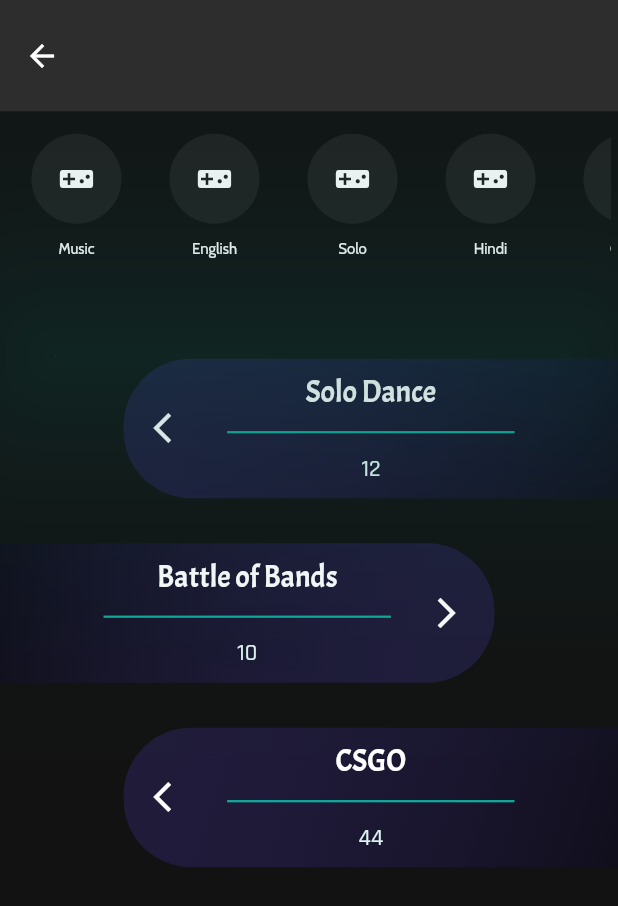
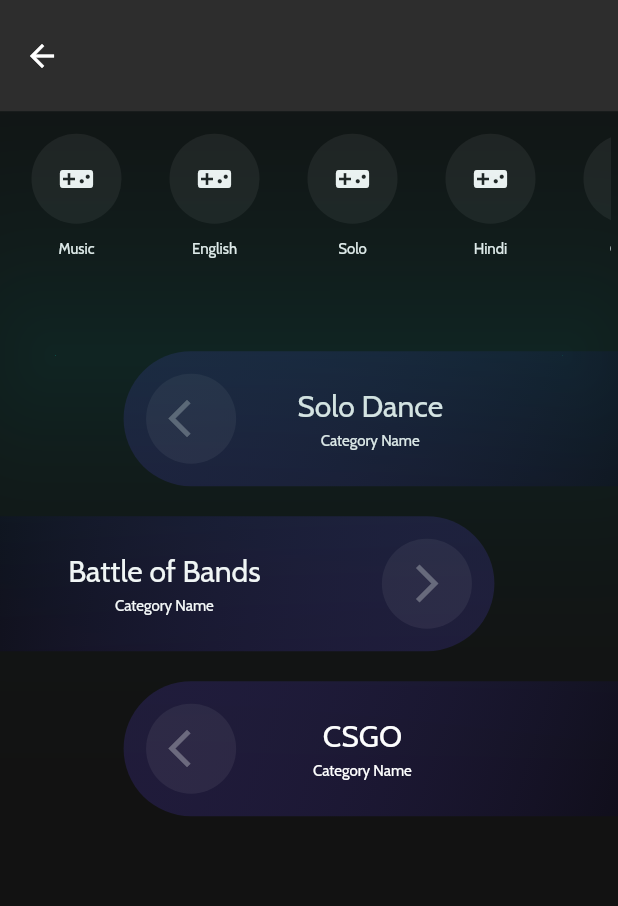
Before and after one commit to sonalika2001/Events-Page, a Flutter app: the screen it shows after launch, on a phone screen of 412 x 824 dp. Shown: the top 906 px of the screen. Run offline on Flutter 3.47's test engine with Material 2 defaults, Android fonts, the phone set to English and light mode, and no system bars.

Commit message:
Updated events button

```diff
--- a/lib/widgets/events_button.dart
+++ b/lib/widgets/events_button.dart
@@ -1,5 +1,4 @@
 import 'package:flutter/material.dart';
-import 'package:events_page/constants.dart';
 
 class EventsButton extends StatefulWidget {
   final String eventName;
@@ -17,52 +16,112 @@ class _EventsButtonState extends State<EventsButton> {
   @override
   Widget build(BuildContext context) {
     return Padding(
-      padding: EdgeInsets.symmetric(vertical: 15),
+      padding: const EdgeInsets.symmetric(vertical: 10),
       child: Container(
         decoration: widget.eventTileStyle,
-        padding: EdgeInsets.symmetric(horizontal: 20),
+        child: Padding(
+          padding: const EdgeInsets.all(15),
           child: Row(
-          mainAxisAlignment: MainAxisAlignment.spaceEvenly,
-          crossAxisAlignment: CrossAxisAlignment.center,
-          children: <Widget>[
-            Icon(
-              widget.align == true ? Icons.arrow_back_ios : null,
-              color: Colors.white,
+            mainAxisAlignment: MainAxisAlignment.spaceBetween,
+            children: [
+              widget.align == true
+                  ? CircleAvatar(
+                      radius: 30,
+                      backgroundColor: Color(0x10ffffff),
+                      child: Icon(
+                        Icons.arrow_back_ios,
+                        color: Colors.white30,
+                        size: 30,
                       ),
-            Expanded(
-              child: Padding(
-                padding:
-                    const EdgeInsets.symmetric(horizontal: 25, vertical: 10),
-                child: Column(
-                  crossAxisAlignment: CrossAxisAlignment.center,
-                  mainAxisAlignment: MainAxisAlignment.center,
-                  children: <Widget>[
+                    )
+                  : SizedBox.shrink(),
+              Column(children: [
                 Text(
                   widget.eventName,
-                      style: kEventTextStyle,
+                  style: TextStyle(fontSize: 20, fontFamily: 'Cabin'),
                 ),
-                    Divider(
-                      color: kElementColor,
-                      height: 28,
-                      thickness: 1.5,
-                      // indent: 0.1 * MediaQuery.of(context).size.width,
-                      // endIndent: 0.08 * MediaQuery.of(context).size.width,
+                SizedBox(
+                  height: 4,
                 ),
                 Text(
-                      widget.eventCategory,
-                      style: kCategoryTextStyle,
+                  "Category Name",
+                  style: TextStyle(fontSize: 10, fontFamily: 'Cabin'),
                 ),
+              ]),
+              SizedBox(
+                width: 20,
+              ),
+              widget.align == true
+                  ? SizedBox.shrink()
+                  : CircleAvatar(
+                      radius: 30,
+                      backgroundColor: Color(0x10ffffff),
+                      child: Icon(
+                        Icons.arrow_forward_ios,
+                        color: Colors.white30,
+                        size: 30,
+                      ),
+                    )
             ],
           ),
-              ),
-            ),
-            Icon(
-              widget.align == false ? Icons.arrow_forward_ios : null,
-              color: Colors.white,
-            ),
-          ],
         ),
       ),
     );
   }
 }
+
+// Padding(
+//   padding: EdgeInsets.symmetric(vertical: 15),
+//   child: Container(
+//     decoration: widget.eventTileStyle,
+//     padding: EdgeInsets.all(15),
+//     child: Row(
+//       mainAxisAlignment: MainAxisAlignment.spaceEvenly,
+//       crossAxisAlignment: CrossAxisAlignment.center,
+//       children: <Widget>[
+//         Icon(
+//           widget.align == true ? Icons.arrow_back_ios : null,
+//           color: Colors.white,
+//           size: 20,
+//         ),
+//         Expanded(
+//           child: Padding(
+//             padding: widget.align == false
+//                 ? const EdgeInsets.symmetric(horizontal: 50, vertical: 10)
+//                 : const EdgeInsets.symmetric(horizontal: 25, vertical: 10),
+//             child: Text(
+//               widget.eventName,
+//               style: TextStyle(fontSize: 20),
+//             ),
+//             //Column(
+//             //   crossAxisAlignment: CrossAxisAlignment.center,
+//             //   mainAxisAlignment: MainAxisAlignment.center,
+//             //   children: <Widget>[
+//             //     Text(
+//             //       widget.eventName,
+//             //       style: TextStyle(fontSize: 20),
+//             //     ),
+//             //     Divider(
+//             //       color: kElementColor,
+//             //       height: 28,
+//             //       thickness: 1.5,
+//             //       // indent: 0.1 * MediaQuery.of(context).size.width,
+//             //       // endIndent: 0.08 * MediaQuery.of(context).size.width,
+//             //     ),
+//             //     Text(
+//             //       widget.eventCategory,
+//             //       style: kCategoryTextStyle,
+//             //     ),
+//             //   ],
+//             // ),
+//           ),
+//         ),
+//         Icon(
+//           widget.align == false ? Icons.arrow_forward_ios : null,
+//           color: Colors.white,
+//           size: 20,
+//         ),
+//       ],
+//     ),
+//   ),
+// )
```
Lines whose indentation alone changed are shown as unchanged.
